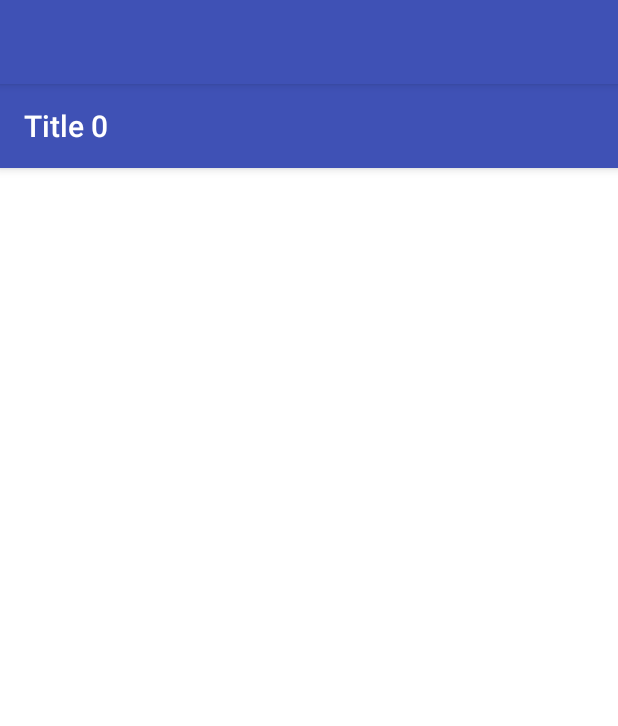
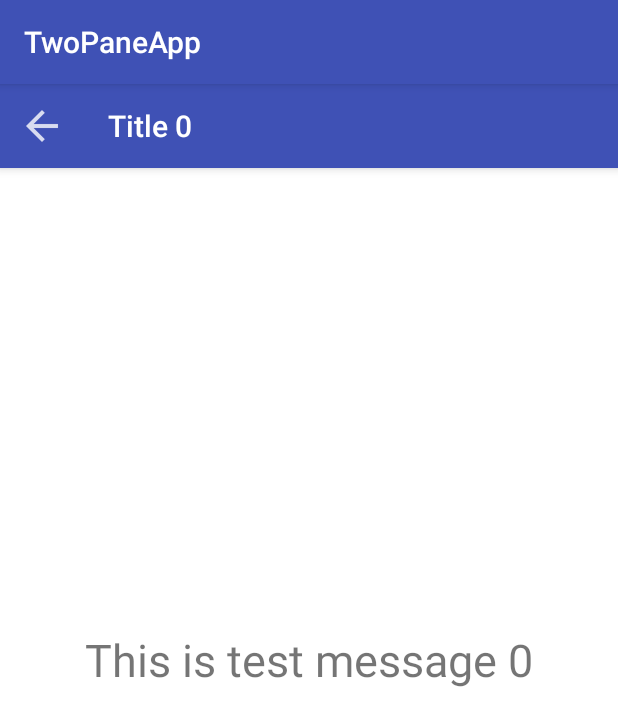
Before and after one commit to alexsemagin/TwoPaneApp, an Android app: the screen it shows after launch (AppActivity), after a tap on an icon or button, on a phone screen of 412 x 824 dp. Shown: the top 726 px of the screen. Run offline under Robolectric (Android 15) with nearby library versions, the light colour scheme and no system bars.

Commit message:
Update #3

```diff
--- a/app/src/main/java/android/rarus/twopaneapp/OnBackPressedListener.java
+++ /dev/null
@@ -1,9 +0,0 @@
-package android.rarus.twopaneapp;
-
-/**
- * Created by antonc on 17.03.2017.
- */
-
-public interface OnBackPressedListener {
-    public void onBackPressed();
-}
--- a/app/src/main/java/android/rarus/twopaneapp/ui/AppActivity.java
+++ b/app/src/main/java/android/rarus/twopaneapp/ui/AppActivity.java
@@ -1,17 +1,13 @@
 package android.rarus.twopaneapp.ui;
 
 import android.content.res.Configuration;
-import android.rarus.twopaneapp.ui.test_task.CallbacksClick;
 import android.rarus.twopaneapp.ui.test_task.DetailFragment;
 import android.rarus.twopaneapp.ui.test_task.ListFragment;
-import android.rarus.twopaneapp.OnBackPressedListener;
 import android.rarus.twopaneapp.R;
-import android.support.annotation.LayoutRes;
 import android.support.v4.app.Fragment;
 import android.support.v4.app.FragmentManager;
 import android.support.v7.app.AppCompatActivity;
 import android.os.Bundle;
-import android.util.Log;
 
 public class AppActivity extends AppCompatActivity  {
 
@@ -29,7 +25,7 @@ public class AppActivity extends AppCompatActivity  {
         if(fragment == null) {
             fragment = new ListFragment();
             //Создать новую транзакцию фрагмента, включить в нее операцию add, а затем закрепить
-            fragmentManager.beginTransaction().add(R.id.fragment_list_container, fragment).commit();
+            fragmentManager.beginTransaction().replace(R.id.fragment_list_container, fragment).commit();
        }
     }
 
@@ -38,7 +34,7 @@ public class AppActivity extends AppCompatActivity  {
     public void onBackPressed() {
         FragmentManager fragmentManager = getSupportFragmentManager();
         if (getResources().getConfiguration().orientation == Configuration.ORIENTATION_PORTRAIT) {
-            Fragment detail = fragmentManager.findFragmentByTag("tag_detail_fragment");
+            Fragment detail = fragmentManager.findFragmentByTag(DetailFragment.class.getName());
             fragmentManager.beginTransaction().remove(detail).commit();
         } else {
             super.onBackPressed();
--- a/app/src/main/java/android/rarus/twopaneapp/ui/test_task/CallbacksClick.java
+++ /dev/null
@@ -1,9 +0,0 @@
-package android.rarus.twopaneapp.ui.test_task;
-
-/**
- * Created by antonc on 16.03.2017.
- */
-
-public interface CallbacksClick {
-    void onItemSelected(String text);
-}
--- a/app/src/main/java/android/rarus/twopaneapp/ui/test_task/DetailFragment.java
+++ b/app/src/main/java/android/rarus/twopaneapp/ui/test_task/DetailFragment.java
@@ -3,19 +3,17 @@ package android.rarus.twopaneapp.ui.test_task;
 import android.os.Bundle;
 import android.rarus.twopaneapp.R;
 import android.support.v4.app.Fragment;
+import android.support.v4.app.FragmentManager;
 import android.support.v7.widget.Toolbar;
+import android.util.Log;
 import android.view.LayoutInflater;
+import android.view.Menu;
+import android.view.MenuInflater;
 import android.view.View;
 import android.view.ViewGroup;
 import android.widget.TextView;
 
-
-
 public class DetailFragment extends Fragment   {
-
-    private String mTitle;
-    private String mInfo;
-
 
     @Override
     public void onCreate(Bundle savedInstanceState) {
@@ -28,27 +26,26 @@ public class DetailFragment extends Fragment   {
         return inflater.inflate(R.layout.fragment_detail, container, false);
     }
 
-    public void updateText(String title, String info) {
-        mTitle = title;
-        mInfo = info;
-    }
 
     @Override
     public void onViewCreated(View view, Bundle savedInstanceState) {
         super.onViewCreated(view, savedInstanceState);
 
+        String mTitle = getArguments().getString("title_text");
+        String mInfo = getArguments().getString("info_text");
+
         Toolbar toolbar = (Toolbar) view.findViewById(R.id.toolbar_detail);
+        toolbar.setNavigationIcon(R.drawable.ic_back);
+        toolbar.setNavigationOnClickListener(new View.OnClickListener() {
+            @Override
+            public void onClick(View v) {
+                getFragmentManager().beginTransaction().remove(DetailFragment.this).commit();
+            }
+        });
         toolbar.setTitle(mTitle);
+
 
         TextView textViewDetail = (TextView) view.findViewById(R.id.text_detail);
         textViewDetail.setText(mInfo);
     }
-
-   /* @Override
-    public void onBackPressed() {
-        FragmentManager fm = getFragmentManager();
-        fm.beginTransaction().remove(this).commit();
-    }*/
-
-
 }
--- a/app/src/main/java/android/rarus/twopaneapp/ui/test_task/ListFragment.java
+++ b/app/src/main/java/android/rarus/twopaneapp/ui/test_task/ListFragment.java
@@ -3,25 +3,30 @@ package android.rarus.twopaneapp.ui.test_task;
 import android.os.Bundle;
 import android.rarus.twopaneapp.model.entity.DataList;
 import android.rarus.twopaneapp.R;
-import android.support.annotation.Nullable;
 import android.support.v4.app.Fragment;
 import android.support.v4.app.FragmentManager;
 import android.support.v7.widget.LinearLayoutManager;
 import android.support.v7.widget.RecyclerView;
-import android.util.Log;
+import android.support.v7.widget.Toolbar;
 import android.view.LayoutInflater;
 import android.view.View;
 import android.view.ViewGroup;
 
-public class ListFragment extends Fragment {
+
+public class ListFragment extends Fragment implements RecyclerAdapter.OnItemSelected {
+    private static final String ARG_TITLE = "title_text";
+    private static final String ARG_INFO = "info_text";
+
     private RecyclerView mRecyclerView;
-    private static final String TAG_FRAGMENT = "tag_detail_fragment";
+    private RecyclerAdapter mAdapter;
+
 
 
     @Override
     public void onCreate(Bundle savedInstanceState) {
         super.onCreate(savedInstanceState);
         setRetainInstance(true);
+        mAdapter = new RecyclerAdapter(getContext(), DataList.get(), this);
     }
 
 
@@ -34,21 +39,25 @@ public class ListFragment extends Fragment {
     public void onViewCreated(View view, Bundle savedInstanceState) {
         super.onViewCreated(view, savedInstanceState);
 
+        Toolbar toolbar = (Toolbar) getActivity().findViewById(R.id.toolbar);
+        toolbar.setTitle(R.string.app_name);
+
         mRecyclerView = (RecyclerView) view.findViewById(R.id.recycler_view);
         mRecyclerView.setLayoutManager(new LinearLayoutManager(getActivity()));
-        final RecyclerAdapter adapter = new RecyclerAdapter(getContext(), DataList.get(), this);
-        mRecyclerView.setAdapter(adapter);
+        mRecyclerView.setAdapter(mAdapter);
     }
 
 
+    @Override
     public void onItemSelected(String title, String info) {
+        Bundle args = new Bundle();
+        args.putString(ARG_TITLE, title);
+        args.putString(ARG_INFO, info);
+
         DetailFragment detailFragment = new DetailFragment();
+        detailFragment.setArguments(args);
 
         FragmentManager fragmentManager = getFragmentManager();
-
-        fragmentManager.beginTransaction().replace(R.id.fragment_detail_container, detailFragment, TAG_FRAGMENT).commit();
-        detailFragment.updateText(title, info);
-
-
+        fragmentManager.beginTransaction().replace(R.id.fragment_detail_container, detailFragment, DetailFragment.class.getName()).commit();
     }
 }
--- a/app/src/main/java/android/rarus/twopaneapp/ui/test_task/RecyclerAdapter.java
+++ b/app/src/main/java/android/rarus/twopaneapp/ui/test_task/RecyclerAdapter.java
@@ -14,23 +14,24 @@ public  class RecyclerAdapter extends RecyclerView.Adapter<RecyclerAdapter.ViewH
     private DataList mStringList;
     private ViewHolder mViewHolder;
     private Context mContext;
-    private ListFragment mFragment;
+    private OnItemSelected itemSelected;
+
+    public interface OnItemSelected {
+        void onItemSelected(String title, String info);
+    }
 
 
 
-    public  RecyclerAdapter(Context context, DataList strings, ListFragment fragment) {
+    public  RecyclerAdapter(Context context, DataList strings, OnItemSelected onItemSelected) {
         mContext = context;
         mStringList = strings;
-        mFragment = fragment;
+        itemSelected = onItemSelected;
     }
 
     //Связывает представление view c объектом модели
     //При вызове получает ViewHolder и позицию в наборе данных
     @Override
     public void onBindViewHolder(ViewHolder holder, int position) {
-        /*TextView textViewTitle= holder.mTextViewTitle;
-        TextView textViewInfo= holder.mTextViewInfo;*/
-
         holder.mTextViewTitle.setText(mStringList.getTitle(position));
         holder.mTextViewInfo.setText(mStringList.getInfo(position));
     }
@@ -42,7 +43,7 @@ public  class RecyclerAdapter extends RecyclerView.Adapter<RecyclerAdapter.ViewH
     public ViewHolder onCreateViewHolder(ViewGroup parent, int viewType) {
         LayoutInflater layoutInflater = LayoutInflater.from(mContext);
         View view = layoutInflater.inflate(R.layout.list_item, parent, false);
-        mViewHolder = new ViewHolder(view, mContext);
+        mViewHolder = new ViewHolder(view);
         return mViewHolder;
     }
 
@@ -57,19 +58,17 @@ public  class RecyclerAdapter extends RecyclerView.Adapter<RecyclerAdapter.ViewH
     public class ViewHolder extends RecyclerView.ViewHolder implements View.OnClickListener {
         public TextView mTextViewTitle;
         public TextView mTextViewInfo;
-        //private CallbacksClick mCallbacksClick;
 
 
-        public ViewHolder(View itemView, Context context) {
+
+
+        public ViewHolder(View itemView) {
             super(itemView);
             mTextViewTitle = (TextView) itemView.findViewById(R.id.title_text);
             mTextViewInfo = (TextView) itemView.findViewById(R.id.info_text);
 
-            /*if(context instanceof CallbacksClick)
-                mCallbacksClick = (CallbacksClick) context;*/
             itemView.setOnClickListener(this);
         }
-
 
         @Override
         public void onClick(View v) {
@@ -77,8 +76,10 @@ public  class RecyclerAdapter extends RecyclerView.Adapter<RecyclerAdapter.ViewH
             TextView textViewInfo = (TextView) v.findViewById(R.id.info_text);
             String title = textViewTitle.getText().toString();
             String info = textViewInfo.getText().toString();
-            mFragment.onItemSelected(title, info);
+            itemSelected.onItemSelected(title, info);
         }
+
+
     }
 
 }
--- a/app/src/main/res/layout-land/activity_layout.xml
+++ b/app/src/main/res/layout-land/activity_layout.xml
@@ -16,11 +16,12 @@
         android:orientation="vertical">
 
         <android.support.v7.widget.Toolbar
-            android:id="@+id/my_toolbar"
+            android:id="@+id/toolbar"
             android:layout_width="match_parent"
             android:layout_height="?attr/actionBarSize"
             android:theme="@style/ThemeOverlay.AppCompat.ActionBar"
-            app:popupTheme="@style/ThemeOverlay.AppCompat.Light"/>
+            app:popupTheme="@style/ThemeOverlay.AppCompat.Light"
+            app:titleTextColor="@color/colorWhite"/>
 
     </android.support.design.widget.AppBarLayout>
 
--- a/app/src/main/res/layout/activity_layout.xml
+++ b/app/src/main/res/layout/activity_layout.xml
@@ -19,7 +19,8 @@
             android:layout_width="match_parent"
             android:layout_height="?attr/actionBarSize"
             android:theme="@style/ThemeOverlay.AppCompat.ActionBar"
-            app:popupTheme="@style/ThemeOverlay.AppCompat.Light"/>
+            app:popupTheme="@style/ThemeOverlay.AppCompat.Light"
+            app:titleTextColor="@color/colorWhite"/>
 
     </android.support.design.widget.AppBarLayout>
 
--- a/app/src/main/res/layout/fragment_detail.xml
+++ b/app/src/main/res/layout/fragment_detail.xml
@@ -18,9 +18,15 @@
             android:id="@+id/toolbar_detail"
             android:layout_width="match_parent"
             android:layout_height="?attr/actionBarSize"
-            app:titleTextColor="@color/colorWhite"
             android:theme="@style/ThemeOverlay.AppCompat.ActionBar"
-            app:popupTheme="@style/ThemeOverlay.AppCompat.Light"/>
+            app:popupTheme="@style/ThemeOverlay.AppCompat.Light"
+            app:titleTextColor="@color/colorWhite"/>
+
+        <Button
+            android:layout_width="wrap_content"
+            android:layout_height="wrap_content"
+            android:background="@drawable/ic_back"/>
+
     </android.support.design.widget.AppBarLayout>
 
 
@@ -28,6 +34,7 @@
         android:id="@+id/text_detail"
         android:layout_width="wrap_content"
         android:layout_height="wrap_content"
+        android:layout_gravity="center"
         android:textSize="30dp"
         android:layout_centerVertical="true"
         android:layout_centerHorizontal="true" />
--- /dev/null
+++ b/app/src/main/res/menu/button_back.xml
@@ -0,0 +1,10 @@
+<?xml version="1.0" encoding="utf-8"?>
+<menu xmlns:android="http://schemas.android.com/apk/res/android"
+      xmlns:app="http://schemas.android.com/apk/res-auto">
+    <item
+        android:title="@string/button_back_title"
+        android:id="@+id/button_back"
+        android:icon="@drawable/ic_back"
+        app:showAsAction="always"
+        />
+</menu>
--- a/app/src/main/res/values/strings.xml
+++ b/app/src/main/res/values/strings.xml
@@ -1,3 +1,4 @@
 <resources>
     <string name="app_name">TwoPaneApp</string>
+    <string name="button_back_title">Back</string>
 </resources>
```
Also changed, not shown: app/src/main/res/drawable-hdpi/ic_back.png (added), app/src/main/res/drawable-mdpi/ic_back.png (added), app/src/main/res/drawable-xhdpi/ic_back.png (added), app/src/main/res/drawable-xxhdpi/ic_back.png (added).
